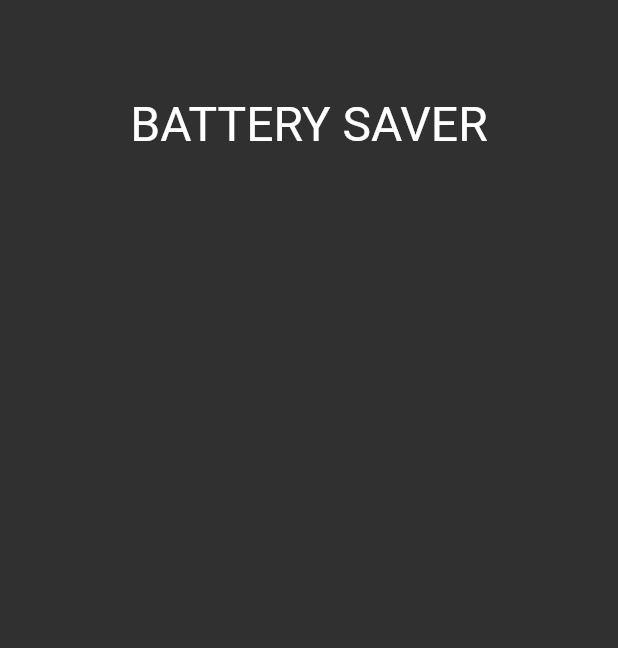
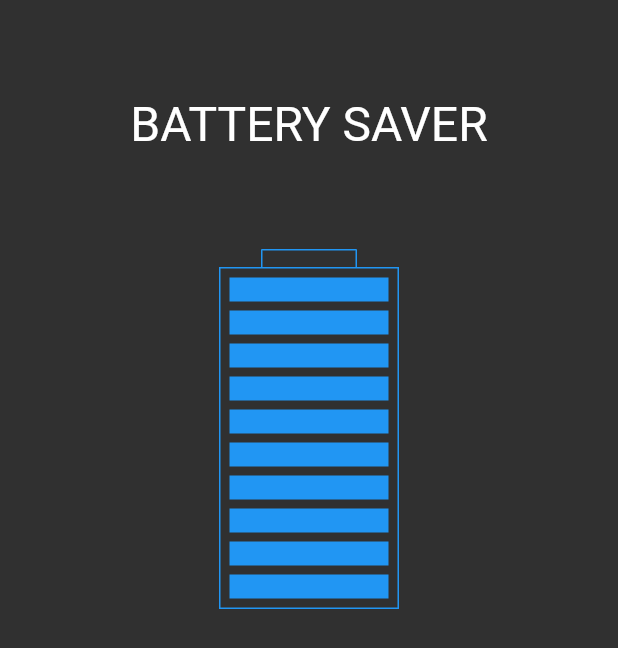
Before and after one commit to obumnwabude/battery_info, a Flutter app: the screen it shows after launch, on a phone screen of 412 x 824 dp. Shown: the top 648 px of the screen. Run offline on Flutter 3.47's test engine with Material 2 defaults, Android fonts, the phone set to English and light mode, and no system bars.

Commit message:
create battery image

```diff
--- a/lib/main.dart
+++ b/lib/main.dart
@@ -1,11 +1,16 @@
 import 'package:flutter/material.dart';
 
-void main() {
-  runApp(const MyApp());
+void main() => runApp(const MyApp());
+
+class MyApp extends StatefulWidget {
+  const MyApp({Key? key}) : super(key: key);
+
+  @override
+  State<MyApp> createState() => _MyAppState();
 }
 
-class MyApp extends StatelessWidget {
-  const MyApp({Key? key}) : super(key: key);
+class _MyAppState extends State<MyApp> {
+  var _color = Colors.blue;
 
   @override
   Widget build(BuildContext context) {
@@ -16,14 +21,57 @@ class MyApp extends StatelessWidget {
       home: Scaffold(
         body: ListView(
           padding: const EdgeInsets.symmetric(vertical: 64, horizontal: 32),
-          children: const [
-            Text(
+          children: [
+            const Text(
               'BATTERY SAVER',
               style: TextStyle(fontSize: 32),
               textAlign: TextAlign.center,
             ),
-            SizedBox(height: 32),
-
+            const SizedBox(height: 64),
+            Row(
+              mainAxisAlignment: MainAxisAlignment.center,
+              children: [
+                Column(
+                  children: [
+                    Container(
+                      width: 64,
+                      height: 12,
+                      decoration: BoxDecoration(
+                        border: Border(
+                          top: BorderSide(width: 1, color: _color),
+                          left: BorderSide(width: 1, color: _color),
+                          right: BorderSide(width: 1, color: _color),
+                        ),
+                      ),
+                    ),
+                    Container(
+                      width: 120,
+                      height: 228,
+                      padding: const EdgeInsets.all(6),
+                      decoration: BoxDecoration(
+                        border: Border.all(width: 1, color: _color),
+                      ),
+                      child: Column(
+                        children: [10, 9, 8, 7, 6, 5, 4, 3, 2, 1]
+                            .map((n) => [
+                                  Container(
+                                    height: 16,
+                                    decoration: BoxDecoration(
+                                      color: _color,
+                                      border:
+                                          Border.all(width: 1, color: _color),
+                                    ),
+                                  ),
+                                  if (n != 1) const SizedBox(height: 6)
+                                ])
+                            .expand((w) => w)
+                            .toList(),
+                      ),
+                    ),
+                  ],
+                ),
+              ],
+            )
           ],
         ),
       ),
```
